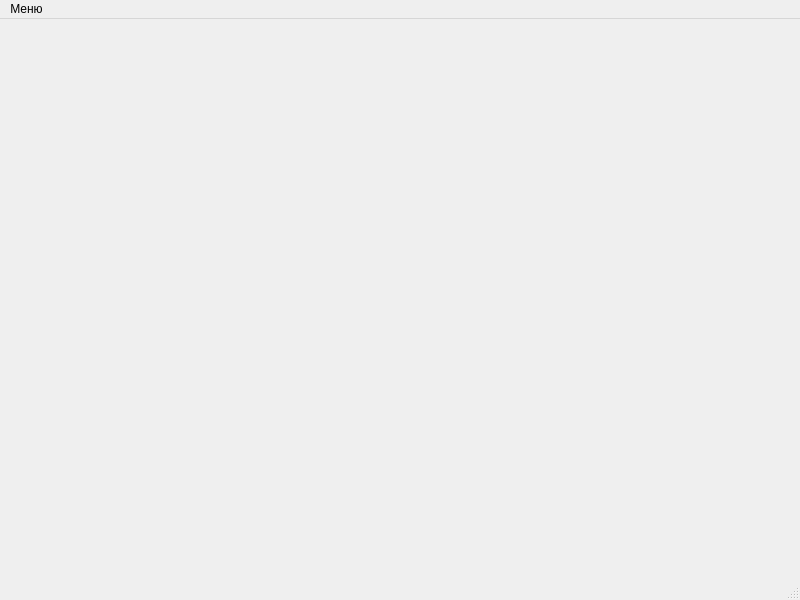
1st-Juchara/IgoninSpaceConsole, file IgoninSCWindow/mainwindow.ui: the form before one commit.
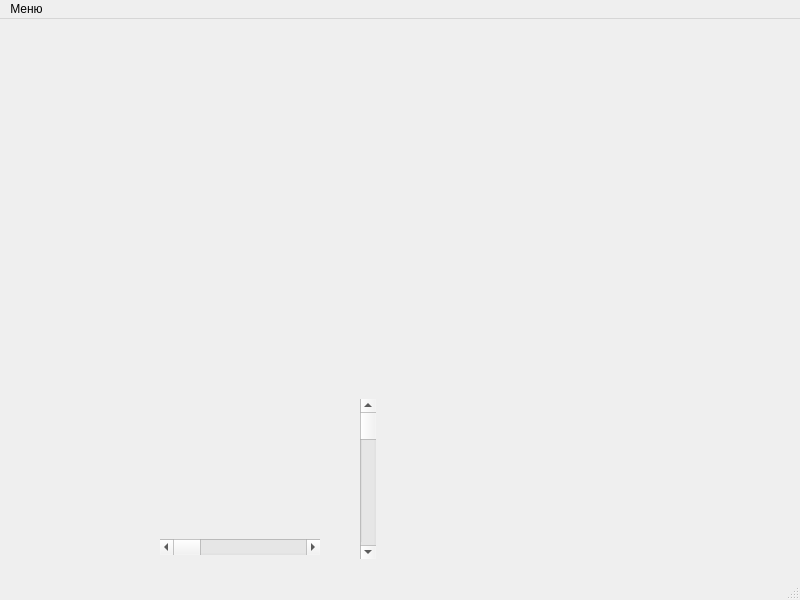
The form after the commit.

Diff of the .ui file:
```diff
--- a/IgoninSCWindow/mainwindow.ui
+++ b/IgoninSCWindow/mainwindow.ui
@@ -13,7 +13,34 @@
   <property name="windowTitle">
    <string>MainWindow</string>
   </property>
-  <widget class="QWidget" name="centralwidget"/>
+  <widget class="QWidget" name="centralwidget">
+   <widget class="QScrollBar" name="horizontalScrollBar">
+    <property name="geometry">
+     <rect>
+      <x>160</x>
+      <y>520</y>
+      <width>160</width>
+      <height>16</height>
+     </rect>
+    </property>
+    <property name="orientation">
+     <enum>Qt::Orientation::Horizontal</enum>
+    </property>
+   </widget>
+   <widget class="QScrollBar" name="verticalScrollBar">
+    <property name="geometry">
+     <rect>
+      <x>360</x>
+      <y>380</y>
+      <width>16</width>
+      <height>160</height>
+     </rect>
+    </property>
+    <property name="orientation">
+     <enum>Qt::Orientation::Vertical</enum>
+    </property>
+   </widget>
+  </widget>
   <widget class="QMenuBar" name="menubar">
    <property name="geometry">
     <rect>
```
